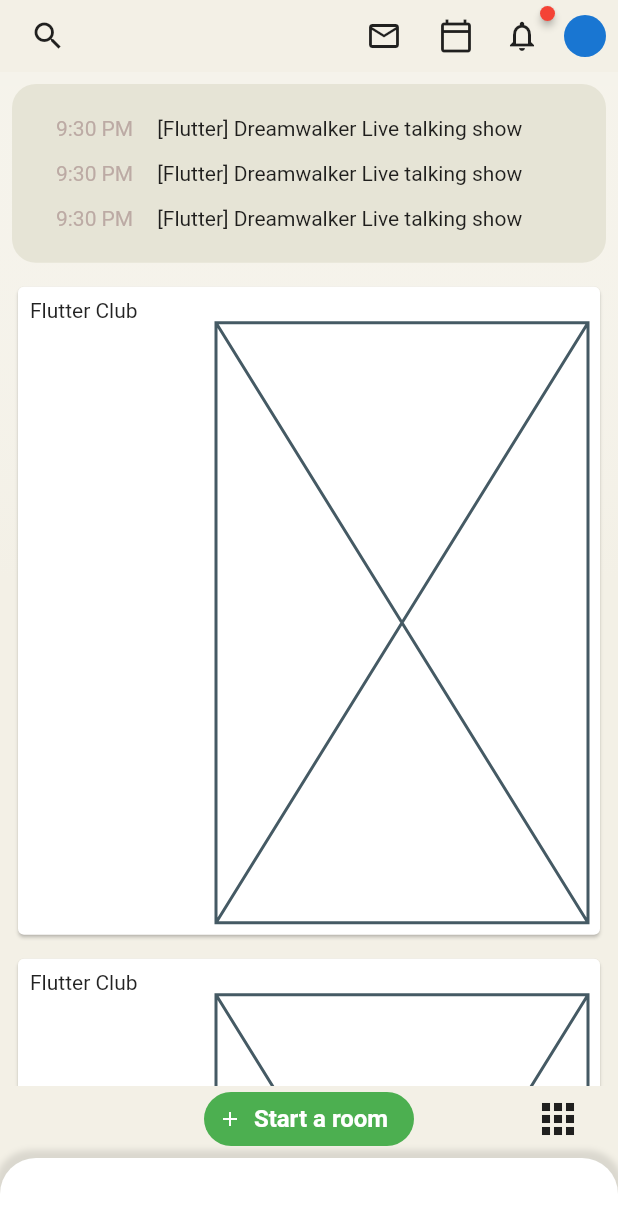
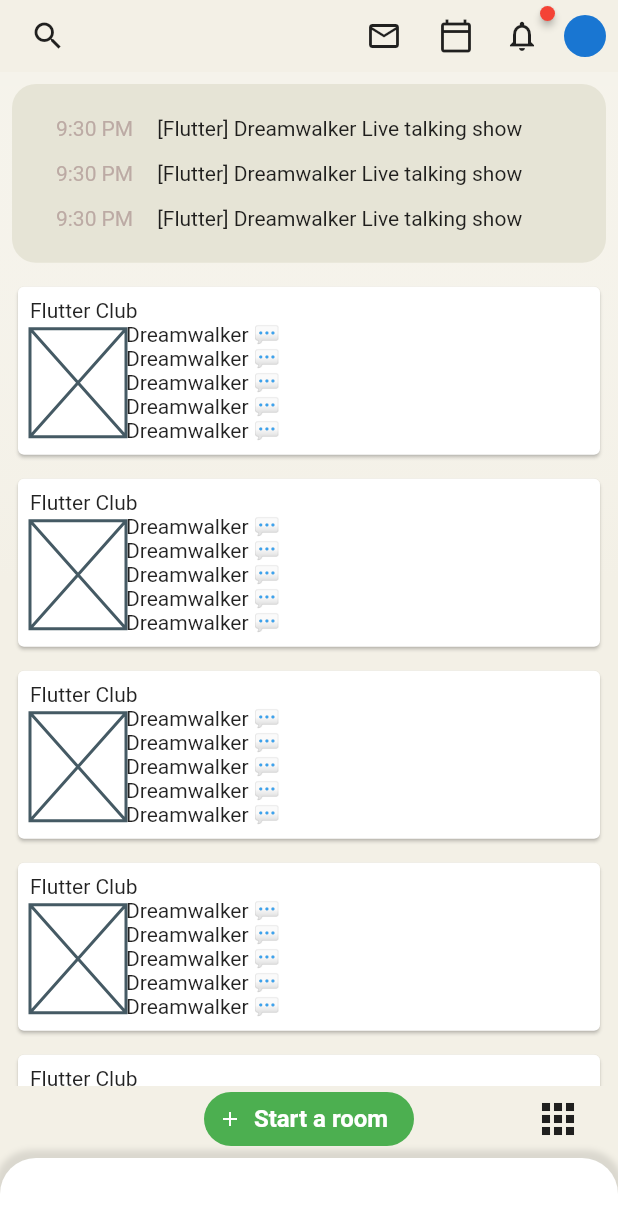
Before and after one commit to JAICHANGPARK/flutter_notebook_11th_story, a Flutter app: the screen it shows after launch, on a phone screen of 412 x 824 dp. Shown: the top 1230 px of the screen. Run offline on Flutter 3.47's test engine with Material 2 defaults, Android fonts, the phone set to English and light mode, and no system bars; drawn by our look-alikes of badges; our stand-ins replace backdrop, flutter_inner_drawer.

Commit message:
Update clubhouse_home_page.dart

```diff
--- a/lib/ep701_clubhouse/ui/clubhouse_home_page.dart
+++ b/lib/ep701_clubhouse/ui/clubhouse_home_page.dart
@@ -2,6 +2,7 @@ import 'package:backdrop/backdrop.dart';
 import 'package:badges/badges.dart';
 import 'package:flutter/cupertino.dart';
 import 'package:flutter/material.dart';
+import 'package:flutter_inner_drawer/inner_drawer.dart';
 
 import 'clubhouse_style.dart';
 
@@ -11,6 +12,8 @@ class ClubhouseHomePage extends StatefulWidget {
 }
 
 class _ClubhouseHomePageState extends State<ClubhouseHomePage> {
+
+  final GlobalKey<InnerDrawerState> _innerDrawerKey = GlobalKey<InnerDrawerState>();
   @override
   Widget build(BuildContext context) {
     return Scaffold(
@@ -149,14 +152,26 @@ class _ClubhouseHomePageState extends State<ClubhouseHomePage> {
                               children: [Text("Flutter Club"),
                               Row(
                                 children: [
+                                  SizedBox(
+                                    height: 72,
+                                    width: 64,
+                                    child: Placeholder(),
+                                  ),
                                   Expanded(
-                                      flex: 2, child: Stack(
+                                      flex : 3,child: Column(
                                     children: [
-
+                                      ListView(
+                                        shrinkWrap: true,
+                                        children: [
+                                          Text("Dreamwalker 💬"),
+                                          Text("Dreamwalker 💬"),
+                                          Text("Dreamwalker 💬"),
+                                          Text("Dreamwalker 💬"),
+                                          Text("Dreamwalker 💬"),
+                                        ],
+                                      )
                                     ],
                                   )),
-                                  Expanded(
-                                      flex : 4,child: Placeholder()),
                                 ],
                               )],
                             ),
```
